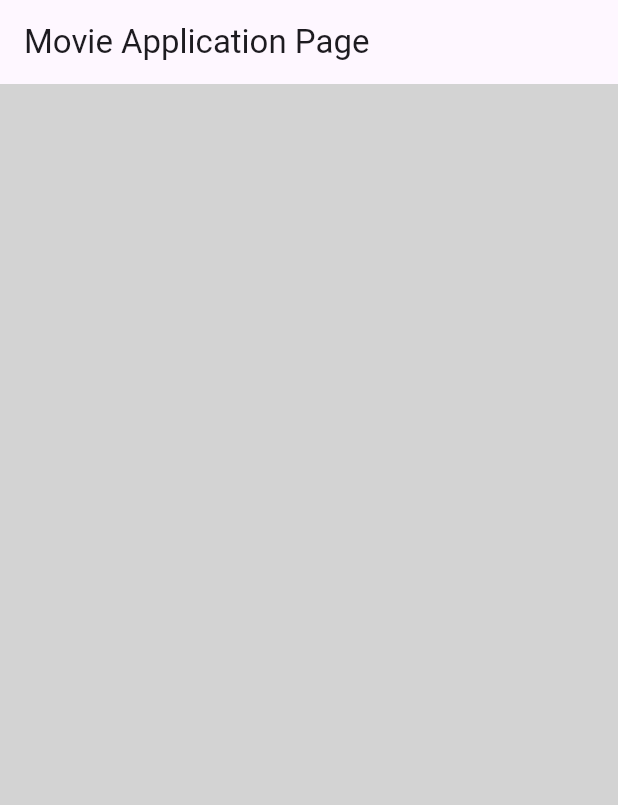
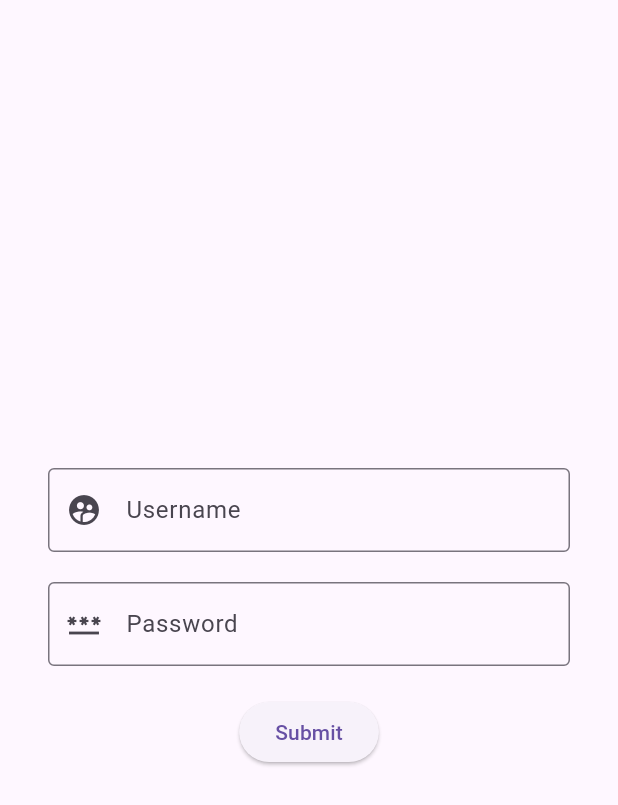
Before and after one commit to vamsib2009/Cinelog_Movie_Tracker, a Flutter app: the screen it shows after launch, on a phone screen of 412 x 824 dp. Shown: the top 805 px of the screen. Run offline on Flutter 3.47's test engine with Material 3 defaults, Android fonts, the phone set to English and light mode, and no system bars.

Commit message:
Flutter: Added basic structure of login page

```diff
--- /dev/null
+++ b/flutter_part/moblie_flutter_app/lib/login.dart
@@ -0,0 +1,70 @@
+import 'package:flutter/material.dart';
+
+class LoginPage extends StatefulWidget {
+  @override
+  _LoginPageState createState() => _LoginPageState();
+}
+
+class _LoginPageState extends State<LoginPage> {
+  bool userAuthenticated = false;
+  final _formKey = GlobalKey<FormState>();
+  final _usernameController = TextEditingController();
+  final _passwordController = TextEditingController();
+
+  @override
+  void initState() {
+    super.initState();
+    userAuthenticated = false;
+  }
+
+  @override
+  Widget build(context) {
+    return Scaffold(
+      body: Center(
+        child: Padding(
+          padding: const EdgeInsets.all(32.0),
+          child: Column(
+            mainAxisAlignment: MainAxisAlignment.center,
+            children: [
+              Form(
+                  key: _formKey,
+                  child: Column(
+                    children: [
+                      containedTFF(_usernameController, 'Username', Icon(Icons.supervised_user_circle_rounded)),
+                      SizedBox(height: 20,),
+                      containedTFF(_passwordController, 'Password', Icon(Icons.password)),
+                      SizedBox(height: 20,),
+
+                      ElevatedButton(
+                        onPressed: () {
+                          if (_formKey.currentState!.validate()) {
+                            ScaffoldMessenger.of(context).showSnackBar(
+                                SnackBar(content: Text('Signing in...')));
+                          }
+                        },
+                        child: Text('Submit'),
+                      )
+                    ],
+                  )),
+            ],
+          ),
+        ),
+      ),
+    );
+  }
+}
+
+Widget containedTFF(var xController, String text, Icon icon) {
+  return TextFormField(
+      controller: xController,
+      decoration: InputDecoration(
+          labelText: text,
+          border: OutlineInputBorder(),
+          prefixIcon: icon),
+      validator: (value) {
+        if (value == null || value.isEmpty) {
+          return 'Please enter some text';
+        }
+        return null;
+      });
+}
--- a/flutter_part/moblie_flutter_app/lib/main.dart
+++ b/flutter_part/moblie_flutter_app/lib/main.dart
@@ -1,5 +1,5 @@
 import 'package:flutter/material.dart';
-import 'main_page.dart'; // This is where MyHomePage is defined
+import 'login.dart'; //where we display the first login page
 
 void main() {
   runApp(const MyApp());
@@ -16,7 +16,7 @@
         primarySwatch: Colors.grey,
       ),
       color: Colors.grey,
-      home: const MyHomePage(title: 'Movie Application Page'),
+      home: LoginPage(), //MyHomePage(title: 'Movie Application Page'),
     );
   }
 }
```
